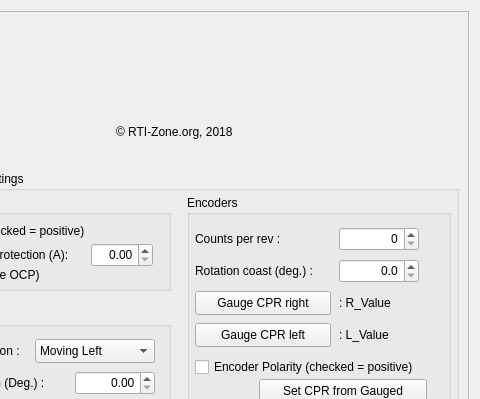
Qt form domepro.ui (rpineau/DomePro) before a commit; both pictures show x 120 to 600 and y 0 to 399 of the 600 by 550 pixel window.
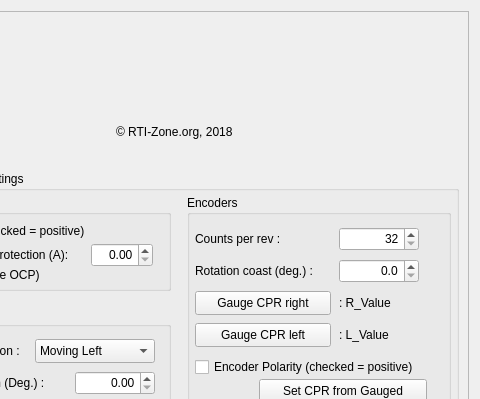
The same form after that commit. Icons and pictures are not drawn. Custom widgets are drawn as their Qt base class.

Commit message: Fix UI field to allow for hight CPR values

```diff
--- a/domepro.ui
+++ b/domepro.ui
@@ -137,8 +137,11 @@
         <property name="alignment">
          <set>Qt::AlignRight|Qt::AlignTrailing|Qt::AlignVCenter</set>
         </property>
+        <property name="minimum">
+         <number>32</number>
+        </property>
         <property name="maximum">
-         <number>65535</number>
+         <number>1073741824</number>
         </property>
        </widget>
        <widget class="QDoubleSpinBox" name="doubleSpinBox">
```
The commit also changes 1 other file.
